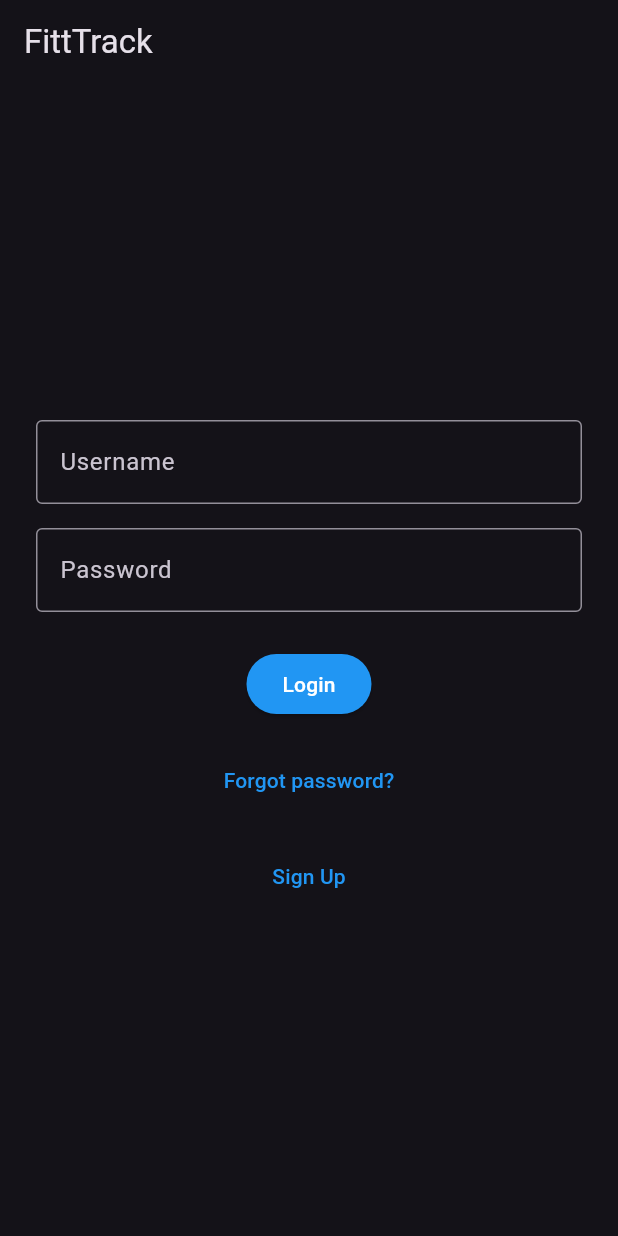
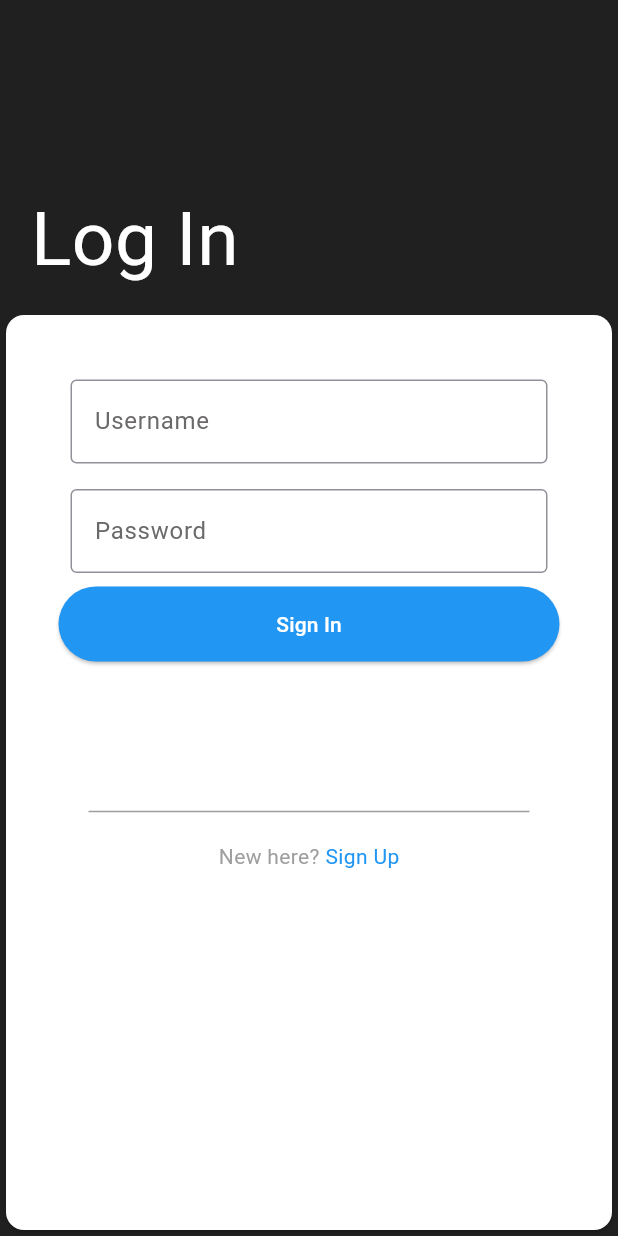
Before and after one commit to nishantattrey07/FittTrack, a Flutter app: the screen it shows after launch, on a phone screen of 412 x 824 dp. Run offline on Flutter 3.47's test engine with Material 3 defaults, Android fonts, the phone set to English and light mode, and no system bars; our stand-ins replace shared_preferences; Roboto replaces fonts that are missing (Metropolis).

Commit message:
Add user signup functionality and update app routes and login

```diff
--- a/lib/login.dart
+++ b/lib/login.dart
@@ -1,5 +1,6 @@
 // // Uri.parse(''),
 
+import 'package:flutter/services.dart';
 import 'package:shared_preferences/shared_preferences.dart';
 import 'package:flutter/material.dart';
 import 'package:http/http.dart' as http;
@@ -7,10 +8,11 @@ import 'app_routes.dart';
 import 'dart:convert';
 import 'Signup.dart';
 
-
 class login extends StatelessWidget {
   final TextEditingController _usernameController = TextEditingController();
   final TextEditingController _passwordController = TextEditingController();
+  final FocusNode _usernameFocusNode = FocusNode();
+  final FocusNode _passwordFocusNode = FocusNode();
 
   Future<void> _login(
       String username, String password, BuildContext context) async {
@@ -30,63 +32,107 @@ class login extends StatelessWidget {
         Map<String, dynamic> responseBody = jsonDecode(response.body);
         String token = responseBody['token'];
 
-        ScaffoldMessenger.of(context).showSnackBar(
-          SnackBar(content: Text('Login successful')),
-        );
+
         Navigator.pushNamed(context, AppRoutes.third);
       } else {
         throw Exception('Failed to login');
       }
     } catch (e) {
-      ScaffoldMessenger.of(context).showSnackBar(
-        SnackBar(content: Text(e.toString())),
-      );
+      // ScaffoldMessenger.of(context).showSnackBar(
+      //   SnackBar(content: Text(e.toString())),
+      // );
+      print(e);
     }
   }
 
   @override
   Widget build(BuildContext context) {
-    return Scaffold(
-      appBar: AppBar(
-        title: Text('FittTrack'),
+    return AnnotatedRegion<SystemUiOverlayStyle>(
+      value: SystemUiOverlayStyle.light,
+      child: MaterialApp(
+        debugShowCheckedModeBanner: false,
+        theme: ThemeData(
+          primarySwatch: Colors.blue,
+          primaryColor: Colors.blue,
+          canvasColor: const Color.fromARGB(255, 48, 47, 47),
+          fontFamily: 'Metropolis',
+          brightness: Brightness.dark,
         ),
-      body: Padding(
-        padding: const EdgeInsets.all(16.0),
+        home: Scaffold(
+          backgroundColor: const Color.fromARGB(255, 32, 32, 32),
+          body: Stack(
+            children: [
+              Positioned(
+                top: MediaQuery.of(context).size.height *
+                    0.15, // Adjust this value as needed
+                left: MediaQuery.of(context).size.width *
+                    0.05, // Adjust this value as needed
+                child: Text(
+                  'Log In',
+                  style: TextStyle(
+                    fontSize: 50,
+                    color: Colors.white,
+                  ),
+                ),
+              ),
+              Align(
+                alignment: Alignment.bottomCenter,
+                child: FractionallySizedBox(
+                  heightFactor: 0.75,
+                  child: Card(
+                    color: Colors.white,
+                    // ...
+                    child: Padding(
+                      padding: EdgeInsets.all(35.0),
+                      child: SingleChildScrollView(
                         child: Column(
-          mainAxisAlignment: MainAxisAlignment.center,
                           children: <Widget>[
                             Padding(
                               padding: const EdgeInsets.all(8.0),
                               child: TextField(
+                                focusNode: _usernameFocusNode,
                                 controller: _usernameController,
+                                style: TextStyle(color: Colors.black),
+                                cursorColor: Colors.blue,
                                 decoration: InputDecoration(
                                   border: OutlineInputBorder(),
+                                  focusedBorder: OutlineInputBorder(
+                                    borderSide: BorderSide(color: Colors.blue),
+                                  ),
                                   labelText: 'Username',
+                                  labelStyle: TextStyle(
+                                    color: _usernameFocusNode.hasFocus
+                                        ? Colors.blue
+                                        : Color.fromARGB(255, 107, 105, 105),
                                   ),
                                 ),
                               ),
+                            ),
+                            SizedBox(height: 1.0),
                             Padding(
                               padding: const EdgeInsets.all(8.0),
                               child: TextField(
+                                focusNode: _passwordFocusNode,
                                 controller: _passwordController,
+                                cursorColor: Colors.blue,
+                                style: TextStyle(color: Colors.black),
                                 obscureText: true,
                                 decoration: InputDecoration(
                                   border: OutlineInputBorder(),
                                   labelText: 'Password',
+                                  focusedBorder: OutlineInputBorder(
+                                    borderSide: BorderSide(color: Colors.blue),
+                                  ),
+                                  labelStyle: TextStyle(
+                                    color: _passwordFocusNode.hasFocus
+                                        ? Colors.blue
+                                        : Color.fromARGB(255, 107, 105, 105),
                                   ),
                                 ),
                               ),
-            SizedBox(height: 16.0),
+                            ),
+                            SizedBox(height: 1.0),
                             ElevatedButton(
-              style: ElevatedButton.styleFrom(
-                backgroundColor: Colors.blue,
-              ),
-              child: Text(
-                'Login',
-                style: TextStyle(
-                  color: Colors.white,
-                ),
-              ),
                               onPressed: () {
                                 _login(
                                   _usernameController.text,
@@ -94,32 +140,64 @@ class login extends StatelessWidget {
                                   context,
                                 );
                               },
+                              child: Text('Sign In',
+                                  style: TextStyle(color: Colors.white)),
+                              style: ElevatedButton.styleFrom(
+                                backgroundColor:
+                                    Colors.blue, // background color
+                                foregroundColor: Colors.white, // text color
+                                shape: RoundedRectangleBorder(
+                                  borderRadius:
+                                      BorderRadius.circular(30), // curved edges
                                 ),
-            SizedBox(height: 16.0),
-            TextButton(
+                                minimumSize: Size(double.infinity,
+                                    50), // make the button long
+                              ),
+                            ),
+                            SizedBox(height: 90),
+                            Divider(
+                              color: Colors.grey,
+                              height: 20,
+                              thickness: 1,
+                              indent: 20,
+                              endIndent: 20,
+                            ),
+                            SizedBox(height: 10),
+                            Row(
+                              mainAxisAlignment: MainAxisAlignment.center,
+                              children: [
+                                Text(
+                                  'New here?',
+                                  style: TextStyle(
+                                    color: Colors.grey,
+                                  ),
+                                ),
+                                GestureDetector(
+                                  onTap: () {
+                                    Navigator.pushNamed(
+                                        context, AppRoutes.second);
+                                  },
                                   child: Text(
-                'Forgot password?',
+                                    ' Sign Up',
                                     style: TextStyle(
                                       color: Colors.blue,
                                     ),
                                   ),
-              onPressed: () {
-
-              },
                                 ),
-            SizedBox(height: 16.0),
-            TextButton(
-              child: Text(
-                'Sign Up',
-                style: TextStyle(
-                  color: Colors.blue,
+                              ],
+                            ),
+                          ],
                         ),
                       ),
-              onPressed: () {
-                Navigator.pushNamed(context, AppRoutes.second);
-              },
+                    ),
+
+// ...
+// ...
+                  ),
+                ),
               ),
             ],
+          ),
         ),
       ),
     );
```
Lines whose indentation alone changed are shown as unchanged.
